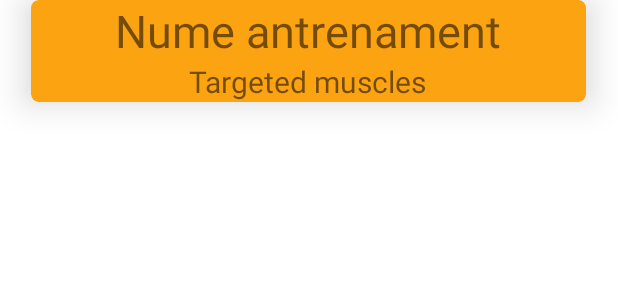
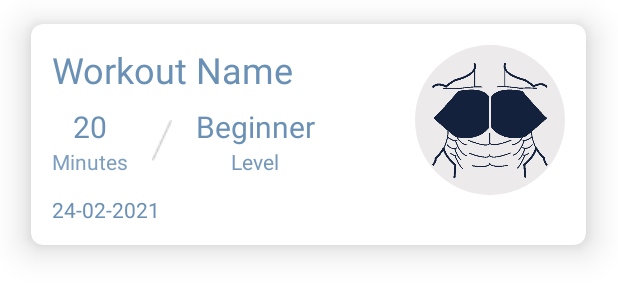
Before and after one commit to ClaudiuManuel/Nuovo-PT-Android, an Android app: the layout cardview_workout.xml on its own in the app's theme, with its tools: preview values and no code run, on a phone screen of 412 x 824 dp. Shown: the top 300 px of the screen. Run offline under Robolectric (Android 15) with nearby library versions, the phone set to English and light mode, and no system bars.

Commit message:
Redesigned the workout cardview

```diff
--- /dev/null
+++ b/app/src/main/res/drawable/round_outline.xml
@@ -0,0 +1,6 @@
+<?xml version="1.0" encoding="utf-8"?>
+<shape xmlns:android="http://schemas.android.com/apk/res/android"
+    android:shape="oval">
+    <solid android:color="#AEE3E1E1"/>
+    <size android:width="40dp" android:height="80dp"/>
+</shape>
--- a/app/src/main/res/layout/cardview_workout.xml
+++ b/app/src/main/res/layout/cardview_workout.xml
@@ -9,35 +9,139 @@
     app:layout_constraintRight_toRightOf="parent"
     xmlns:tools="http://schemas.android.com/tools"
     android:clickable="true"
-    app:cardCornerRadius="5dp"
     app:cardElevation="14dp"
-    app:cardBackgroundColor="@color/secondaryColor"
+    app:cardBackgroundColor="@color/primaryTextColor"
     android:foreground="?android:attr/selectableItemBackground"
     android:focusable="true"
-    android:layout_marginBottom="16dp">
+    android:layout_marginBottom="16dp"
+    android:layout_marginTop="16dp"
+    app:cardCornerRadius="8dp">
 
     <LinearLayout
         android:layout_width="match_parent"
         android:layout_height="wrap_content"
         android:orientation="vertical"
-        >
+        android:padding="14dp">
+
+        <LinearLayout
+            android:layout_width="match_parent"
+            android:layout_height="wrap_content"
+            android:orientation="horizontal">
+
+            <LinearLayout
+                android:layout_width="wrap_content"
+                android:layout_height="wrap_content"
+                android:orientation="vertical">
 
                 <TextView
                     android:id="@+id/workoutTitle"
                     android:layout_width="wrap_content"
                     android:layout_height="wrap_content"
-            android:textSize="30sp"
-            android:layout_gravity="center_horizontal"
-            android:text="Nume antrenament" />
+                    android:text="Workout Name"
+                    android:textColor="#6A90B5"
+                    android:textSize="24dp" />
+
+                <LinearLayout
+                    android:orientation="horizontal"
+                    android:layout_width="wrap_content"
+                    android:layout_marginTop="8dp"
+                    android:layout_height="wrap_content">
+
+                    <LinearLayout
+                        android:layout_width="wrap_content"
+                        android:orientation="vertical"
+                        android:layout_height="wrap_content">
 
                         <TextView
-            android:id="@+id/workoutMuscles"
+                            android:id="@+id/workoutLengthTextView"
+                            android:layout_gravity="center"
                             android:layout_width="wrap_content"
+                            android:textSize="20dp"
+                            android:textColor="#6A90B5"
                             android:layout_height="wrap_content"
-            android:textSize="20sp"
-            android:layout_gravity="center_horizontal"
-            android:text="Targeted muscles" />
+                            android:text="20" />
+
+                        <TextView
+                            android:layout_gravity="center"
+                            android:layout_width="wrap_content"
+                            android:textSize="14dp"
+                            android:textColor="#DF6A90B5"
+                            android:layout_height="wrap_content"
+                            android:text="Minutes" />
+                    </LinearLayout>
+
+                    <ImageView
+                        android:layout_marginLeft="16dp"
+                        android:layout_width="wrap_content"
+                        android:src="@drawable/split"
+                        android:layout_height="match_parent" />
+
+                    <LinearLayout
+                        android:layout_width="wrap_content"
+                        android:orientation="vertical"
+                        android:layout_marginLeft="16dp"
+                        android:layout_height="wrap_content">
+
+                        <TextView
+                            android:id="@+id/workoutLevelTextView"
+                            android:layout_gravity="center"
+                            android:layout_width="wrap_content"
+                            android:textSize="20dp"
+                            android:textColor="#6A90B5"
+                            android:layout_height="wrap_content"
+                            android:text="Beginner" />
+
+                        <TextView
+                            android:layout_gravity="center"
+                            android:layout_width="wrap_content"
+                            android:textSize="14dp"
+                            android:textColor="#EE6A90B5"
+                            android:layout_height="wrap_content"
+                            android:text="Level" />
+                    </LinearLayout>
+
 
                 </LinearLayout>
 
+
+            </LinearLayout>
+
+            <RelativeLayout
+                android:layout_width="match_parent"
+                android:layout_height="wrap_content">
+
+                <ImageView
+                    android:id="@+id/workoutIcon"
+                    android:layout_width="100dp"
+                    android:layout_height="100dp"
+                    android:layout_alignParentRight="true"
+                    android:background="@drawable/round_outline"
+                    android:scaleType="centerInside"
+                    android:src="@drawable/chest_primary_color" />
+            </RelativeLayout>
+
+        </LinearLayout>
+
+        <LinearLayout
+            android:layout_width="match_parent"
+            android:orientation="horizontal"
+            android:layout_height="wrap_content">
+
+            <LinearLayout
+                android:layout_width="wrap_content"
+                android:orientation="horizontal"
+                android:layout_weight="1"
+                android:layout_height="wrap_content">
+
+                <TextView
+                    android:id="@+id/workoutDateTextview"
+                    android:layout_width="wrap_content"
+                    android:text="24-02-2021"
+                    android:textColor="#6A90B5"
+                    android:layout_height="wrap_content" />
+
+            </LinearLayout>
+        </LinearLayout>
+    </LinearLayout>
+
 </androidx.cardview.widget.CardView>
--- a/app/src/main/res/layout/fragment_client_workouts.xml
+++ b/app/src/main/res/layout/fragment_client_workouts.xml
@@ -19,7 +19,7 @@
         android:layout_width="wrap_content"
         android:layout_height="wrap_content"
         android:tint="@android:color/white"
-        android:backgroundTint="@color/secondaryLightColor"
+        android:backgroundTint="@color/secondaryColor"
         android:layout_margin="@dimen/fab_margin"
         app:srcCompat="@android:drawable/ic_input_add" />
     </LinearLayout>
--- a/app/src/main/res/layout/fragment_workout.xml
+++ b/app/src/main/res/layout/fragment_workout.xml
@@ -58,6 +58,7 @@
             android:id="@+id/editTextWorkoutName"
             android:layout_width="match_parent"
             android:layout_height="wrap_content"
+            android:textColor="@color/primaryTextColor"
             android:ems="10"
             android:inputType="textPersonName"
             android:textColorHint="@color/secondaryColor" />
@@ -85,6 +86,7 @@
             android:id="@+id/editTextLevel"
             android:layout_width="match_parent"
             android:layout_height="wrap_content"
+            android:textColor="@color/primaryTextColor"
             android:ems="10"
             android:inputType="textPersonName"
             android:textColorHint="@color/secondaryColor" />
@@ -153,6 +155,7 @@
             android:id="@+id/editTextWorkoutLength"
             android:layout_width="match_parent"
             android:layout_height="wrap_content"
+            android:textColor="@color/primaryTextColor"
             android:ems="10"
             android:inputType="numberSigned"
             android:textColorHint="@color/secondaryColor" />
```
Also changed, not shown: app/src/main/java/com/example/nuovo_pt/db/workouts/WorkoutFirebase.java (+13 -13 lines), app/src/main/java/com/example/nuovo_pt/ui/ClientWorkoutsFragment.java (+11 -21 lines), app/src/main/java/com/example/nuovo_pt/ui/NewWorkoutFragment.java (+4 -4 lines), app/src/main/res/drawable/ic_baseline_groups_24.xml (added, +10 -0 lines), app/src/main/res/drawable/ic_baseline_house_siding_24.xml (added, +10 -0 lines), app/src/main/res/drawable/ic_saved_workouts.xml (added, +10 -0 lines), app/src/main/res/layout/fragment_saved_workouts.xml (+9 -6 lines), app/src/main/res/menu/activity_main_drawer.xml (+7 -3 lines), app/src/main/res/drawable/chest_primary_color.png (added), app/src/main/res/drawable/chest_secondary_color.png (added), app/src/main/res/drawable/split.png (added). Lines whose indentation alone changed are shown as unchanged.
